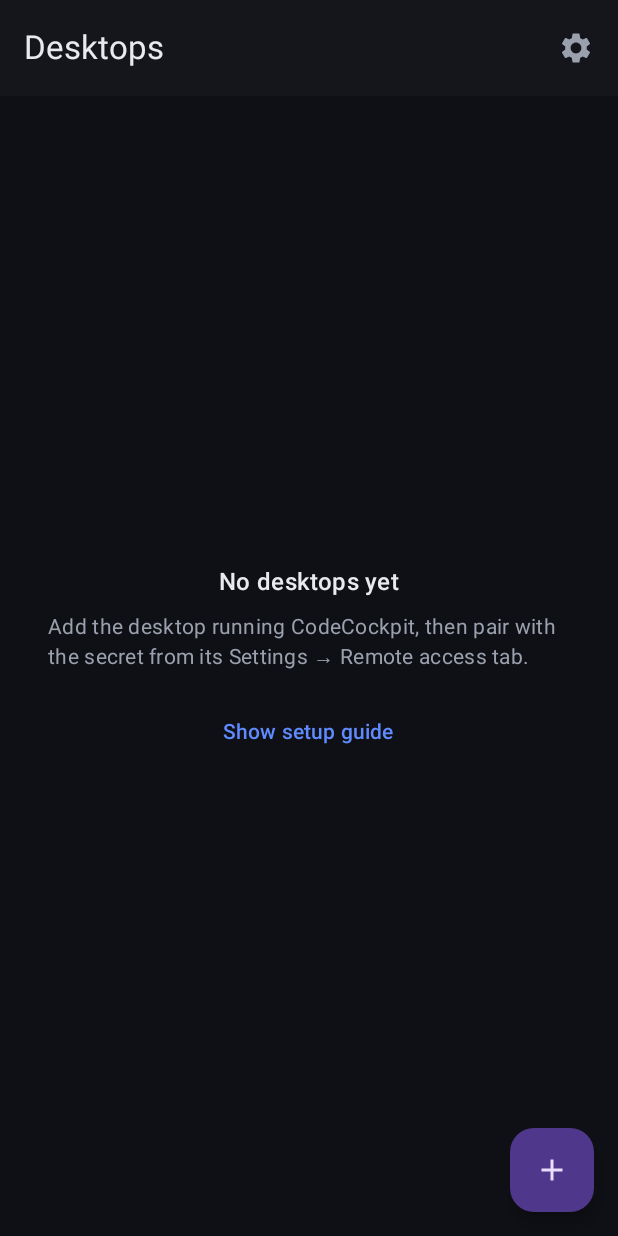
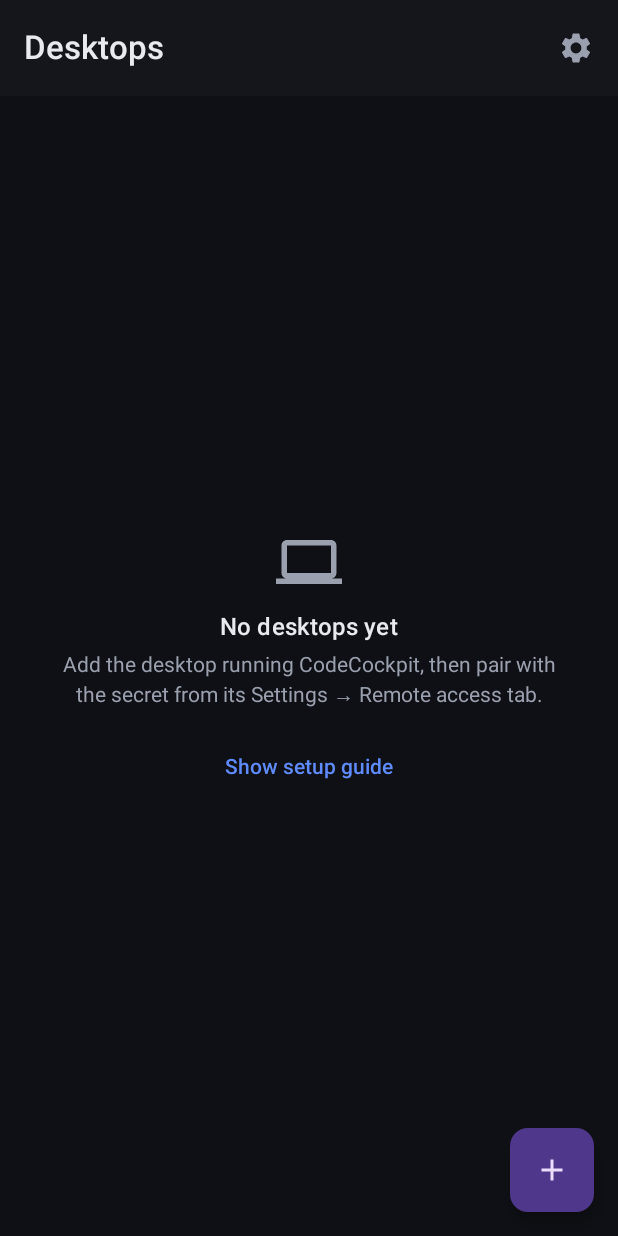
Before and after one commit to itguyvv/codecockpit-remote, an Android app built with Jetpack Compose: the screen it shows after launch (MainActivity), after a tap on "Skip", on a phone screen of 412 x 824 dp. Run offline under Robolectric (Android 15) with nearby library versions, the phone set to English and light mode, and no system bars.

Commit message:
Polish theme, haptics, animations, and empty states

```diff
--- a/android/app/src/main/java/io/github/itguyvv/codecockpitremote/ui/screens/ServersScreen.kt
+++ b/android/app/src/main/java/io/github/itguyvv/codecockpitremote/ui/screens/ServersScreen.kt
@@ -26,6 +26,7 @@ import androidx.compose.material.icons.filled.LinkOff
 import androidx.compose.material.icons.filled.Settings
 import androidx.compose.material.icons.filled.Visibility
 import androidx.compose.material.icons.filled.VisibilityOff
+import androidx.compose.material.icons.outlined.Computer
 import androidx.compose.material3.AlertDialog
 import androidx.compose.material3.Card
 import androidx.compose.material3.CardDefaults
@@ -53,13 +54,16 @@ import androidx.compose.runtime.rememberCoroutineScope
 import androidx.compose.runtime.setValue
 import androidx.compose.ui.Alignment
 import androidx.compose.ui.Modifier
+import androidx.compose.ui.platform.LocalView
 import androidx.compose.ui.res.stringResource
 import androidx.compose.ui.text.font.FontFamily
 import androidx.compose.ui.text.input.KeyboardType
 import androidx.compose.ui.text.input.PasswordVisualTransformation
 import androidx.compose.ui.text.input.VisualTransformation
+import androidx.compose.ui.text.style.TextAlign
 import androidx.compose.ui.unit.dp
 import androidx.lifecycle.compose.collectAsStateWithLifecycle
+import android.view.HapticFeedbackConstants
 import kotlinx.coroutines.launch
 import java.net.Inet6Address
 import java.net.NetworkInterface
@@ -98,6 +102,7 @@ fun ServersScreen(vm: AppViewModel) {
     var editing by remember { mutableStateOf<ServerProfile?>(null) }
     val snackbar = remember { SnackbarHostState() }
     val scope = rememberCoroutineScope()
+    val view = LocalView.current
     val updatedMsg = stringResource(R.string.srv_updated)
 
     Scaffold(
@@ -140,6 +145,13 @@ fun ServersScreen(vm: AppViewModel) {
                     verticalArrangement = Arrangement.Center,
                     horizontalAlignment = Alignment.CenterHorizontally
                 ) {
+                    Icon(
+                        Icons.Outlined.Computer,
+                        contentDescription = null,
+                        tint = TextMid,
+                        modifier = Modifier.size(44.dp)
+                    )
+                    Spacer(Modifier.height(12.dp))
                     Text(
                         stringResource(R.string.servers_empty_title),
                         style = MaterialTheme.typography.titleMedium
@@ -148,7 +160,8 @@ fun ServersScreen(vm: AppViewModel) {
                     Text(
                         stringResource(R.string.servers_empty_hint),
                         style = MaterialTheme.typography.bodyMedium,
-                        color = TextMid
+                        color = TextMid,
+                        textAlign = TextAlign.Center
                     )
                     Spacer(Modifier.height(16.dp))
                     TextButton(onClick = { showGuide = true }) {
@@ -210,6 +223,7 @@ fun ServersScreen(vm: AppViewModel) {
             exists = { h, p -> vm.servers.value.any { it.host == h && it.port == p && it.id != server.id } },
             onSave = { name, host, port, secret ->
                 editing = null
+                view.performHapticFeedback(HapticFeedbackConstants.VIRTUAL_KEY)
                 vm.updateServerProfile(server.copy(name = name, host = host, port = port, secret = secret)) {
                     scope.launch { snackbar.showSnackbar(updatedMsg) }
                 }
@@ -224,6 +238,7 @@ fun ServersScreen(vm: AppViewModel) {
             text = { Text(stringResource(R.string.servers_remove_confirm, server.name)) },
             confirmButton = {
                 TextButton(onClick = {
+                    view.performHapticFeedback(HapticFeedbackConstants.LONG_PRESS)
                     vm.removeServer(server.id)
                     confirmRemove = null
                 }) { Text(stringResource(R.string.servers_remove), color = Danger) }
--- /dev/null
+++ b/android/app/src/main/java/io/github/itguyvv/codecockpitremote/ui/theme/Shape.kt
@@ -0,0 +1,14 @@
+package io.github.itguyvv.codecockpitremote.ui.theme
+
+import androidx.compose.foundation.shape.RoundedCornerShape
+import androidx.compose.material3.Shapes
+import androidx.compose.ui.unit.dp
+
+/** Restrained corner ladder: cards/dialogs rounder, chips and sheets stay modest */
+val AppShapes = Shapes(
+    extraSmall = RoundedCornerShape(6.dp),
+    small = RoundedCornerShape(8.dp),
+    medium = RoundedCornerShape(10.dp),
+    large = RoundedCornerShape(12.dp),
+    extraLarge = RoundedCornerShape(16.dp)
+)
--- a/android/app/src/main/java/io/github/itguyvv/codecockpitremote/ui/theme/Theme.kt
+++ b/android/app/src/main/java/io/github/itguyvv/codecockpitremote/ui/theme/Theme.kt
@@ -41,5 +41,10 @@ private val DarkScheme = darkColorScheme(
 fun CodeCockpitRemoteTheme(content: @Composable () -> Unit) {
     // isSystemInDarkTheme() kept for the linter; the app is deliberately dark-only
     isSystemInDarkTheme()
-    MaterialTheme(colorScheme = DarkScheme, content = content)
+    MaterialTheme(
+        colorScheme = DarkScheme,
+        typography = AppTypography,
+        shapes = AppShapes,
+        content = content
+    )
 }
--- /dev/null
+++ b/android/app/src/main/java/io/github/itguyvv/codecockpitremote/ui/theme/Type.kt
@@ -0,0 +1,59 @@
+package io.github.itguyvv.codecockpitremote.ui.theme
+
+import androidx.compose.material3.Typography
+import androidx.compose.ui.text.TextStyle
+import androidx.compose.ui.text.font.FontWeight
+import androidx.compose.ui.unit.sp
+
+/**
+ * Tighter type ladder than the M3 default: semibold titles, slightly reduced
+ * line heights — reads closer to a desktop tool than a phone app.
+ */
+val AppTypography = Typography(
+    titleLarge = TextStyle(
+        fontWeight = FontWeight.SemiBold,
+        fontSize = 22.sp,
+        lineHeight = 28.sp
+    ),
+    titleMedium = TextStyle(
+        fontWeight = FontWeight.SemiBold,
+        fontSize = 16.sp,
+        lineHeight = 22.sp,
+        letterSpacing = 0.1.sp
+    ),
+    titleSmall = TextStyle(
+        fontWeight = FontWeight.Medium,
+        fontSize = 14.sp,
+        lineHeight = 20.sp
+    ),
+    bodyLarge = TextStyle(
+        fontWeight = FontWeight.Normal,
+        fontSize = 16.sp,
+        lineHeight = 24.sp
+    ),
+    bodyMedium = TextStyle(
+        fontWeight = FontWeight.Normal,
+        fontSize = 14.sp,
+        lineHeight = 20.sp
+    ),
+    bodySmall = TextStyle(
+        fontWeight = FontWeight.Normal,
+        fontSize = 12.sp,
+        lineHeight = 16.sp
+    ),
+    labelLarge = TextStyle(
+        fontWeight = FontWeight.Medium,
+        fontSize = 14.sp,
+        lineHeight = 20.sp
+    ),
+    labelMedium = TextStyle(
+        fontWeight = FontWeight.Medium,
+        fontSize = 12.sp,
+        lineHeight = 16.sp
+    ),
+    labelSmall = TextStyle(
+        fontWeight = FontWeight.Medium,
+        fontSize = 11.sp,
+        lineHeight = 16.sp
+    )
+)
--- a/android/app/src/main/java/io/github/itguyvv/codecockpitremote/vm/AppViewModel.kt
+++ b/android/app/src/main/java/io/github/itguyvv/codecockpitremote/vm/AppViewModel.kt
@@ -142,7 +142,7 @@ class AppViewModel(application: Application) : AndroidViewModel(application) {
     private var client: RemoteClient? = null
     private var active: ServerProfile? = null
     private var reconnectJob: Job? = null
-    private var reconnectAttempt = 0
+    private var reconnectBackoff = 0
 
     /** Null = no connection attempt running */
     private val _connState = MutableStateFlow<ConnState?>(null)
@@ -155,6 +155,10 @@ class AppViewModel(application: Application) : AndroidViewModel(application) {
     /** Last terminal error; UI maps it to a localized message */
     private val _connError = MutableStateFlow<ConnError?>(null)
     val connError: StateFlow<ConnError?> = _connError
+
+    /** Backoff attempt number the reconnect banner shows (0 = connected or not retrying) */
+    private val _reconnectAttempt = MutableStateFlow(0)
+    val reconnectAttempt: StateFlow<Int> = _reconnectAttempt
 
     /** Set while a TOFU decision is pending */
     private val _fingerprintPrompt = MutableStateFlow<String?>(null)
@@ -235,7 +239,7 @@ class AppViewModel(application: Application) : AndroidViewModel(application) {
         disconnect()
         active = profile
         _activeServerId.value = profile.id
-        reconnectAttempt = 0
+        reconnectBackoff = 0
         openConnection(profile)
     }
 
@@ -282,6 +286,7 @@ class AppViewModel(application: Application) : AndroidViewModel(application) {
             c.state.collect { st ->
                 _connState.value = st
                 if (st is ConnState.Ready) {
+                    _reconnectAttempt.value = 0
                     // Fresh (re)connection: refresh the list and re-attach an open chat
                     c.send(listRequest())
                     attachedId?.let { c.send(attachRequest(it)) }
@@ -306,8 +311,9 @@ class AppViewModel(application: Application) : AndroidViewModel(application) {
         if (!retryable) return
         reconnectJob?.cancel()
         reconnectJob = viewModelScope.launch {
-            val delayMs = (3_000L * (1L shl reconnectAttempt.coerceAtMost(4))).coerceAtMost(30_000L)
-            reconnectAttempt++
+            val delayMs = (3_000L * (1L shl reconnectBackoff.coerceAtMost(4))).coerceAtMost(30_000L)
+            reconnectBackoff++
+            _reconnectAttempt.value = reconnectBackoff
             delay(delayMs)
             if (active?.id == profile.id) openConnection(profile)
         }
--- a/android/app/src/main/res/values/strings.xml
+++ b/android/app/src/main/res/values/strings.xml
@@ -51,7 +51,7 @@
     <string name="sessions_empty_title">No sessions</string>
     <string name="sessions_empty_hint">Start a session in CodeCockpit on the desktop — it appears here live.</string>
     <string name="sessions_refresh">Refresh</string>
-    <string name="sessions_disconnected">Disconnected — reconnecting…</string>
+        <string name="sessions_reconnecting">Reconnecting to %1$s · attempt %2$d</string>
     <string name="sessions_exited">Exited</string>
     <string name="sessions_running">Running</string>
     <string name="sessions_busy">Working</string>
@@ -161,6 +161,9 @@
     <string name="wb_history_delete_confirm">Delete “%s” from history? The record is removed on the desktop permanently.</string>
     <string name="wb_toggle_group">Show or hide this folder</string>
     <string name="wb_op_failed">Operation failed: %s</string>
+    <string name="wb_created">Session created</string>
+    <string name="wb_renamed">Renamed</string>
+    <string name="wb_killed">Session closed</string>
     <string name="chat_tool_output">Output</string>
     <string name="chat_stats_tools">%d tools</string>
     <string name="chat_stats_time">%s</string>
```
Also changed, not shown: android/app/src/main/java/io/github/itguyvv/codecockpitremote/ui/screens/ChatScreen.kt (+21 -11 lines), android/app/src/main/java/io/github/itguyvv/codecockpitremote/ui/screens/MainScreen.kt (+75 -9 lines), 9 other files.
